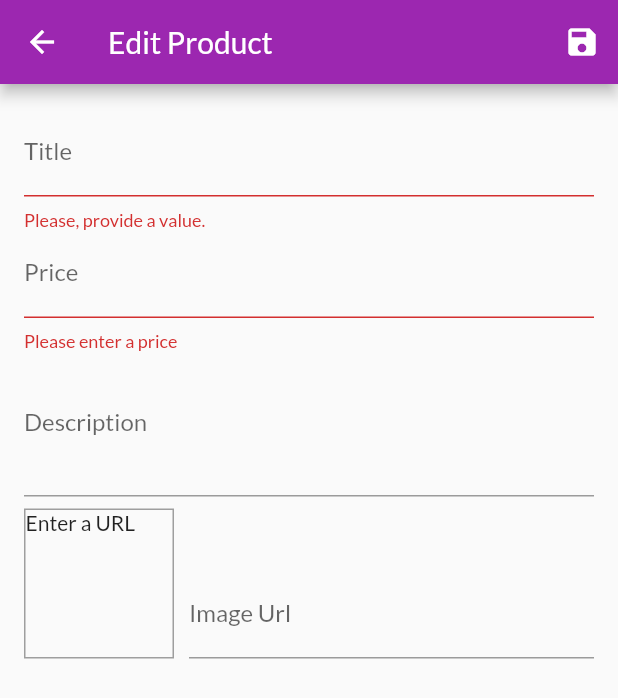
After one commit to Christopher2K/shop_app, a Flutter app: the EditProductScreen screen opened by its route, after a tap on the "save" icon, on a phone screen of 412 x 824 dp. The commit adds this screen. Shown: the top 698 px of the screen. Run offline on Flutter 3.47's test engine with Material 2 defaults, Android fonts, the phone set to English and light mode, and no system bars; network calls fail.

Commit message:
feat: use forms & validation

```diff
--- a/lib/main.dart
+++ b/lib/main.dart
@@ -5,6 +5,8 @@ import 'screens/products_overview_screen.dart';
 import 'screens/product_detail_screen.dart';
 import 'screens/cart_screen.dart';
 import 'screens/orders_screen.dart';
+import 'screens/user_products_screen.dart';
+import 'screens/edit_product_screen.dart';
 
 import 'providers/products.dart';
 import 'providers/cart.dart';
@@ -39,6 +41,8 @@ class MyApp extends StatelessWidget {
           ProductDetailScreen.routeName: (_) => ProductDetailScreen(),
           CartScreen.routeName: (_) => CartScreen(),
           OrdersScreen.routeName: (_) => OrdersScreen(),
+          UserProductsScreen.routeName: (_) => UserProductsScreen(),
+          EditProductScreen.routeName: (_) => EditProductScreen(),
         },
       ),
     );
--- a/lib/providers/cart.dart
+++ b/lib/providers/cart.dart
@@ -62,12 +62,34 @@ class Cart with ChangeNotifier {
     notifyListeners();
   }
 
-  void removeItem (String productId) {
+  void removeItem(String productId) {
     _items.remove(productId);
     notifyListeners();
   }
 
-  void clear () {
+  void removeSingleItem(String productId) {
+    if (!_items.containsKey(productId)) {
+      return;
+    }
+
+    if (_items[productId].quantity > 1) {
+      _items.update(
+        productId,
+        (value) => CartItem(
+          id: value.id,
+          title: value.title,
+          price: value.price,
+          quantity: value.quantity - 1,
+        ),
+      );
+    } else {
+      _items.remove(productId);
+    }
+
+    notifyListeners();
+  }
+
+  void clear() {
     _items = {};
     notifyListeners();
   }
--- a/lib/providers/products.dart
+++ b/lib/providers/products.dart
@@ -51,7 +51,16 @@ class Products with ChangeNotifier {
   }
 
   void addProduct(Product value) {
-    _items.add(value);
+    final newProduct = Product(
+      id: DateTime.now().toString(),
+      title: value.title,
+      description: value.description,
+      price: value.price,
+      imageUrl: value.imageUrl
+    );
+
+    _items.add(newProduct);
+
     this.notifyListeners();
   }
 }
--- /dev/null
+++ b/lib/screens/edit_product_screen.dart
@@ -0,0 +1,198 @@
+import 'package:flutter/material.dart';
+import 'package:provider/provider.dart';
+
+import '../providers/product.dart';
+import '../providers/products.dart';
+
+class EditProductScreen extends StatefulWidget {
+  static const routeName = '/edit-product';
+
+  @override
+  _EditProductScreenState createState() => _EditProductScreenState();
+}
+
+class _EditProductScreenState extends State<EditProductScreen> {
+  final _priceFocusNode = FocusNode();
+  final _descriptionFocusNode = FocusNode();
+  final _imageUrlController = TextEditingController();
+  final _imageUrlFocusNode = FocusNode();
+  final _form = GlobalKey<FormState>();
+  var _editedProduct = Product(
+    id: null,
+    title: '',
+    price: 0,
+    description: '',
+    imageUrl: '',
+  );
+
+  @override
+  void initState() {
+    _imageUrlFocusNode.addListener(_updateImageUrl);
+    super.initState();
+  }
+
+  @override
+  void dispose() {
+    _imageUrlFocusNode.removeListener(_updateImageUrl);
+    _priceFocusNode.dispose();
+    _descriptionFocusNode.dispose();
+    _imageUrlController.dispose();
+    _imageUrlFocusNode.dispose();
+    super.dispose();
+  }
+
+  void _updateImageUrl() {
+    if (!_imageUrlFocusNode.hasFocus) {
+      setState(() {});
+    }
+  }
+
+  void _saveForm () {
+    final valid = _form.currentState.validate();
+    if (!valid) {
+      return;
+    }
+    _form.currentState.save();
+    Provider.of<Products>(context, listen: false).addProduct(_editedProduct);
+    Navigator.of(context).pop();
+  }
+
+  @override
+  Widget build(BuildContext context) {
+    return Scaffold(
+      appBar: AppBar(
+        title: Text('Edit Product'),
+        actions: <Widget>[
+          IconButton(
+            icon: Icon(Icons.save),
+            onPressed: _saveForm,
+          )
+        ],
+      ),
+      body: Padding(
+        padding: const EdgeInsets.all(16.0),
+        child: Form(
+          key: _form,
+
+          child: ListView(
+            children: <Widget>[
+              TextFormField(
+                decoration: InputDecoration(labelText: 'Title'),
+                textInputAction: TextInputAction.next,
+                onFieldSubmitted: (_) {
+                  FocusScope.of(context).requestFocus(_priceFocusNode);
+                },
+                onSaved: (value) {
+                  _editedProduct = Product(
+                    title: value,
+                    id: null,
+                    price: _editedProduct.price,
+                    description: _editedProduct.description,
+                    imageUrl: _editedProduct.imageUrl,
+                  );
+                },
+                validator: (value) {
+                  if (value.isEmpty) {
+                    return 'Please, provide a value.';
+                  } else {
+                    return null;
+                  }
+                },
+              ),
+              TextFormField(
+                decoration: InputDecoration(labelText: 'Price'),
+                textInputAction: TextInputAction.next,
+                keyboardType: TextInputType.number,
+                focusNode: _priceFocusNode,
+                onFieldSubmitted: (_) {
+                  FocusScope.of(context).requestFocus(_descriptionFocusNode);
+                },
+                onSaved: (value) {
+                  _editedProduct = Product(
+                    title: _editedProduct.title,
+                    id: null,
+                    price: double.parse(value),
+                    description: _editedProduct.description,
+                    imageUrl: _editedProduct.imageUrl,
+                  );
+                },
+                validator: (value) {
+                  if (value.isEmpty) {
+                    return 'Please enter a price';
+                  }
+
+                  if (double.tryParse(value) == null) {
+                    return 'Please enter a valid number';
+                  }
+
+                  return null;
+                },
+              ),
+              TextFormField(
+                decoration: InputDecoration(labelText: 'Description'),
+                maxLines: 3,
+                keyboardType: TextInputType.multiline,
+                focusNode: _descriptionFocusNode,
+                onSaved: (value) {
+                  _editedProduct = Product(
+                    title: _editedProduct.title,
+                    id: null,
+                    price: _editedProduct.price,
+                    description: value,
+                    imageUrl: _editedProduct.imageUrl,
+                  );
+                },
+              ),
+              Row(
+                crossAxisAlignment: CrossAxisAlignment.end,
+                children: <Widget>[
+                  Container(
+                    width: 100,
+                    height: 100,
+                    margin: EdgeInsets.only(
+                      top: 8,
+                      right: 10,
+                    ),
+                    decoration: BoxDecoration(
+                      border: Border.all(
+                        width: 1,
+                        color: Colors.grey,
+                      ),
+                    ),
+                    child: _imageUrlController.text.isEmpty
+                        ? Text('Enter a URL')
+                        : FittedBox(
+                            child: Image.network(
+                              _imageUrlController.text,
+                              fit: BoxFit.cover,
+                            ),
+                          ),
+                  ),
+                  Expanded(
+                    child: TextFormField(
+                      decoration: InputDecoration(labelText: 'Image Url'),
+                      keyboardType: TextInputType.url,
+                      textInputAction: TextInputAction.done,
+                      controller: _imageUrlController,
+                      focusNode: _imageUrlFocusNode,
+                      onFieldSubmitted: (_) => _saveForm,
+                      onSaved: (value) {
+                        _editedProduct = Product(
+                          title: _editedProduct.title,
+                          id: null,
+                          price: _editedProduct.price,
+                          description: _editedProduct.description,
+                          imageUrl: value,
+                        );
+                      },
+                    ),
+                  ),
+                ],
+              )
+            ],
+          ),
+        ),
+      ),
+    );
+  }
+}
--- a/lib/widgets/app_drawer.dart
+++ b/lib/widgets/app_drawer.dart
@@ -1,6 +1,7 @@
 import 'package:flutter/material.dart';
 
 import '../screens/orders_screen.dart';
+import '../screens/user_products_screen.dart';
 
 class AppDrawer extends StatelessWidget {
   @override
@@ -27,7 +28,15 @@ class AppDrawer extends StatelessWidget {
             onTap: () {
               Navigator.of(context).pushReplacementNamed(OrdersScreen.routeName);
             },
-          )
+          ),
+          Divider(),
+          ListTile(
+            leading: Icon(Icons.edit),
+            title: Text('Manage product'),
+            onTap: () {
+              Navigator.of(context).pushReplacementNamed(UserProductsScreen.routeName);
+            },
+          ),
         ],
       ),
     );
--- /dev/null
+++ b/lib/widgets/user_product_item.dart
@@ -0,0 +1,27 @@
+import 'package:flutter/material.dart';
+
+class UserProductItem extends StatelessWidget {
+  final String title;
+  final String imageUrl;
+
+  UserProductItem(this.title, this.imageUrl);
+
+  @override
+  Widget build(BuildContext context) {
+    return ListTile(
+      title: Text(title),
+      leading: CircleAvatar(
+        backgroundImage: NetworkImage(imageUrl),
+      ),
+      trailing: Container(
+        width: 100,
+        child: Row(
+          children: <Widget>[
+            IconButton(icon: Icon(Icons.edit), onPressed: () {}, color: Theme.of(context).primaryColor),
+            IconButton(icon: Icon(Icons.delete), onPressed: () {}, color: Theme.of(context).errorColor),
+          ],
+        ),
+      ),
+    );
+  }
+}
--- a/pubspec.yaml
+++ b/pubspec.yaml
@@ -14,7 +14,7 @@ description: A new Flutter project.
 version: 1.0.0+1
 
 environment:
-  sdk: ">=2.1.0 <3.0.0"
+  sdk: ">=2.7.0 <3.0.0"
 
 dependencies:
   flutter:
```
Also changed, not shown: lib/screens/user_products_screen.dart (added, +47 -0 lines), lib/widgets/cart_item.dart (+17 -0 lines), lib/widgets/product_item.dart (+8 -0 lines), pubspec.lock.
